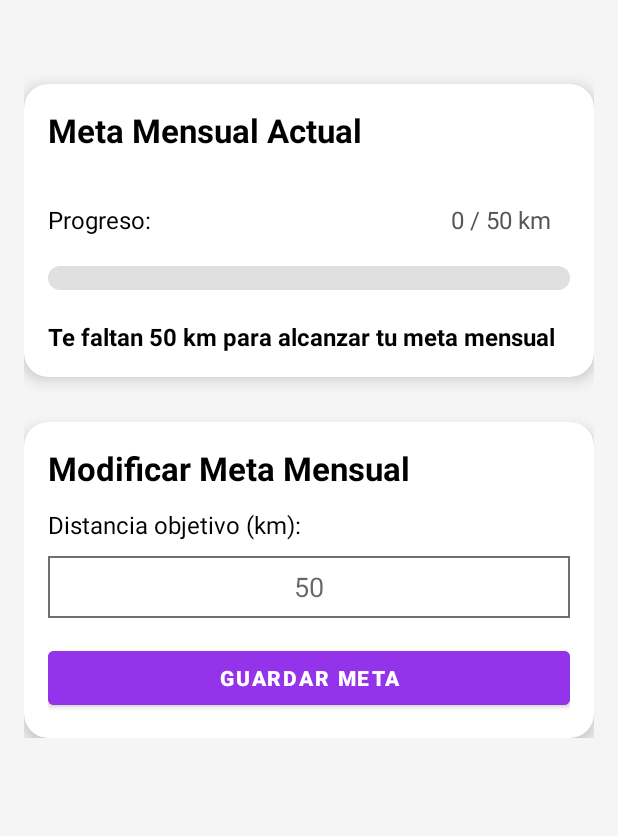
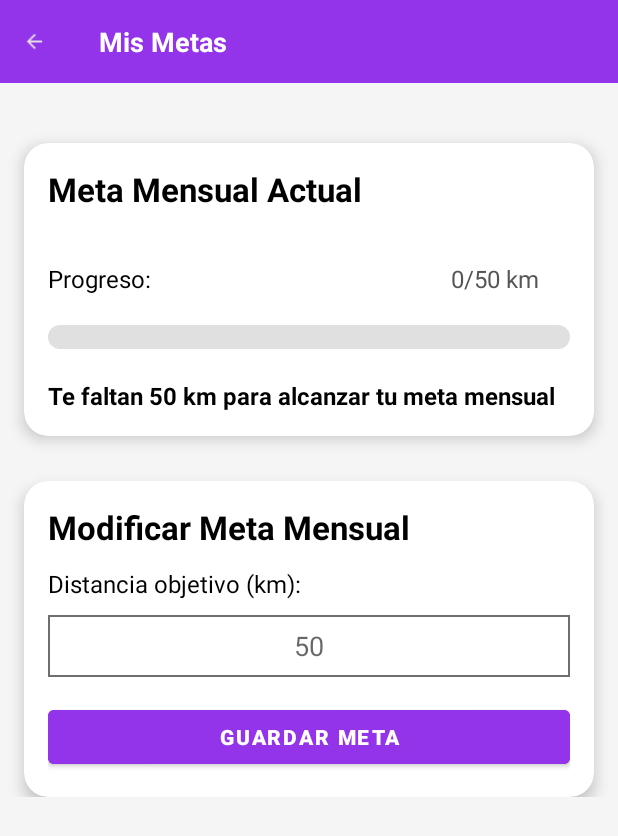
Before and after one commit to Kevincito20/AppParcial2_RodriguezV_LinaresK, an Android app: the MetasActivity screen opened directly, with no data from a screen before it, on a phone screen of 412 x 824 dp. Shown: the top 836 px of the screen. Run offline under Robolectric (Android 15) with nearby library versions, the phone set to English and light mode, and no system bars.

Commit message:
Fix: Correcciones de XML (frases, metas, misc, string)

```diff
--- a/app/src/main/res/layout/activity_metas.xml
+++ b/app/src/main/res/layout/activity_metas.xml
@@ -4,14 +4,48 @@
     android:layout_width="match_parent"
     android:layout_height="match_parent"
     android:background="#F5F5F5"
-    android:padding="16dp">
+
+    >
+
 
     <LinearLayout
         android:layout_width="match_parent"
         android:layout_height="wrap_content"
         android:orientation="vertical"
-        android:gravity="center_horizontal">
+        >
+    <RelativeLayout
+        android:id="@+id/rlHeaderRegistrar"
+        android:layout_width="match_parent"
+        android:layout_height="wrap_content"
+        android:background="@color/purpura"
+        android:padding="15dp">
 
+        <ImageView
+            android:id="@+id/imvVolver"
+            android:layout_width="15dp"
+            android:layout_height="15dp"
+            android:src="@drawable/volver"
+            android:contentDescription="volver"
+            android:layout_alignParentStart="true"
+            android:clickable="true"
+            android:focusable="true"
+            android:layout_centerVertical="true"
+            />
+
+        <TextView
+            android:id="@+id/lbltituloSeccionRegistrar"
+            android:layout_width="wrap_content"
+            android:layout_height="wrap_content"
+            android:layout_toEndOf="@id/imvVolver"
+            android:layout_marginStart="16pt"
+            android:text="@string/lbl_header_metas"
+            android:textColor="@color/white"
+            android:textStyle="bold"
+            android:textSize="8pt"
+
+            />
+
+    </RelativeLayout>
 
         <androidx.cardview.widget.CardView
             android:layout_width="match_parent"
@@ -19,13 +53,16 @@
             card_view:cardCornerRadius="16dp"
             card_view:cardElevation="6dp"
             android:background="@android:color/white"
-            android:layout_marginTop="40dp">
+            android:layout_marginTop="40dp"
+            android:layout_marginHorizontal="16dp"
+            >
 
             <LinearLayout
                 android:layout_width="match_parent"
                 android:layout_height="match_parent"
                 android:orientation="vertical"
-                android:padding="16dp">
+                android:padding="16dp"
+              >
 
                 <TextView
                     android:layout_width="wrap_content"
@@ -52,10 +89,11 @@
                         android:textSize="16sp" />
 
                     <TextView
+                        android:id="@+id/lbldistanciarecorrida"
                         android:layout_width="wrap_content"
                         android:layout_height="wrap_content"
                         android:layout_marginLeft="200dp"
-                        android:text="0 / 50 km"
+                        android:text="0/50 km"
                         android:textColor="#555555"
                         android:textSize="16sp"
 
@@ -97,7 +135,8 @@
             card_view:cardCornerRadius="16dp"
             card_view:cardElevation="6dp"
             android:background="@android:color/white"
-            android:layout_marginTop="30dp">
+            android:layout_marginTop="30dp"
+            android:layout_marginHorizontal="16dp">
 
             <LinearLayout
                 android:layout_width="match_parent"
@@ -134,7 +173,7 @@
                     android:gravity="center"
                     android:inputType="number"
 
-                    />
+                 />
 
                 <Button
                     android:id="@+id/btnGuardar"
@@ -142,7 +181,7 @@
                     android:layout_height="wrap_content"
                     android:text="GUARDAR META"
                     android:textStyle="bold"
-                    android:backgroundTint="#9333ea"
+                    android:backgroundTint="@color/purpura"
                     android:textColor="@android:color/white"
                     android:layout_marginTop="16dp"
                     android:contentDescription="Botón para guardar la meta"
--- a/app/src/main/res/values/strings.xml
+++ b/app/src/main/res/values/strings.xml
@@ -11,4 +11,6 @@
     <string name="lbl_progreso">Progreso</string>
     <string name="lbl_meta">Meta mensual</string>
     <string name="icon_meta">Tu meta</string>
+    <string name="lbl_header_metas">Mis Metas</string>
+    <string name="lbl_header_frases">Frases Motivadoras</string>
 </resources>
```
Also changed, not shown: app/src/main/res/layout/activity_frases.xml (+40 -5 lines).
